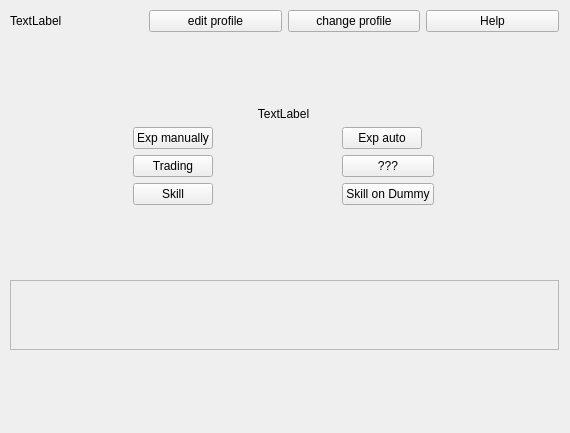
Qt form sources/MainMenu.ui (Groundy/CrackerJack) before a commit.
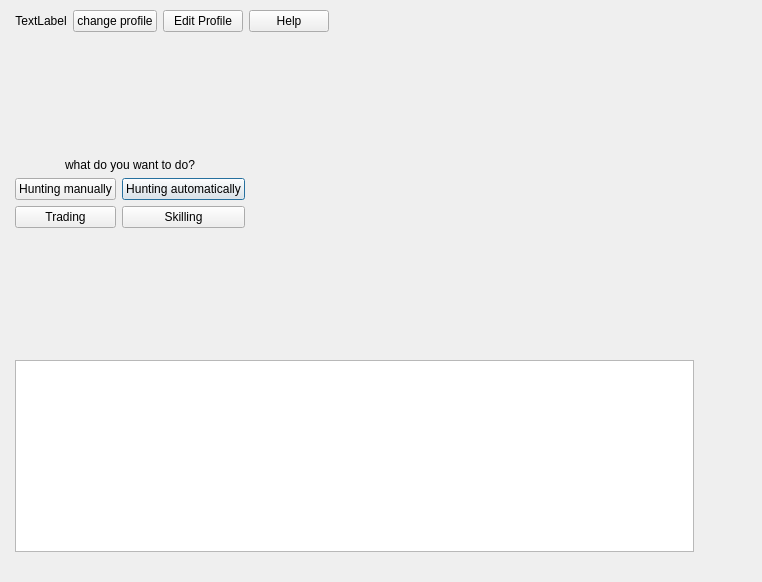
The same form after that commit.

What changed in the file:
```diff
--- a/sources/MainMenu.ui
+++ b/sources/MainMenu.ui
@@ -1,13 +1,13 @@
 <?xml version="1.0" encoding="UTF-8"?>
 <ui version="4.0">
  <class>MainMenu</class>
- <widget class="QWidget" name="MainMenu">
+ <widget class="QDialog" name="MainMenu">
   <property name="geometry">
    <rect>
     <x>0</x>
     <y>0</y>
-    <width>570</width>
-    <height>433</height>
+    <width>762</width>
+    <height>582</height>
    </rect>
   </property>
   <property name="windowTitle">
@@ -18,12 +18,12 @@
     <rect>
      <x>-1</x>
      <y>-1</y>
-     <width>571</width>
-     <height>431</height>
+     <width>711</width>
+     <height>581</height>
     </rect>
    </property>
    <layout class="QGridLayout" name="gridLayout">
-    <item row="4" column="0" colspan="2">
+    <item row="2" column="1" colspan="2">
      <spacer name="verticalSpacer">
       <property name="orientation">
        <enum>Qt::Vertical</enum>
@@ -36,39 +36,160 @@
       </property>
      </spacer>
     </item>
-    <item row="0" column="0" colspan="2">
+    <item row="4" column="1" rowspan="4" colspan="2">
+     <layout class="QGridLayout" name="gridLayout_2">
+      <item row="2" column="2">
+       <widget class="QPushButton" name="huntAutomaticallyButton">
+        <property name="text">
+         <string>Hunting automatically</string>
+        </property>
+       </widget>
+      </item>
+      <item row="3" column="2">
+       <widget class="QPushButton" name="skillingButton">
+        <property name="text">
+         <string>Skilling</string>
+        </property>
+       </widget>
+      </item>
+      <item row="2" column="1">
+       <widget class="QPushButton" name="huntMannuallyButton">
+        <property name="text">
+         <string>Hunting manually</string>
+        </property>
+       </widget>
+      </item>
+      <item row="3" column="1">
+       <widget class="QPushButton" name="tradingButton">
+        <property name="text">
+         <string>Trading</string>
+        </property>
+       </widget>
+      </item>
+     </layout>
+    </item>
+    <item row="3" column="1" colspan="2">
+     <widget class="QLabel" name="infoLabel">
+      <property name="text">
+       <string>what do you want to do?</string>
+      </property>
+      <property name="alignment">
+       <set>Qt::AlignCenter</set>
+      </property>
+     </widget>
+    </item>
+    <item row="1" column="0" rowspan="12">
+     <spacer name="horizontalSpacer_3">
+      <property name="orientation">
+       <enum>Qt::Horizontal</enum>
+      </property>
+      <property name="sizeType">
+       <enum>QSizePolicy::Maximum</enum>
+      </property>
+      <property name="sizeHint" stdset="0">
+       <size>
+        <width>5</width>
+        <height>20</height>
+       </size>
+      </property>
+     </spacer>
+    </item>
+    <item row="2" column="3" rowspan="8">
+     <spacer name="horizontalSpacer">
+      <property name="orientation">
+       <enum>Qt::Horizontal</enum>
+      </property>
+      <property name="sizeHint" stdset="0">
+       <size>
+        <width>40</width>
+        <height>20</height>
+       </size>
+      </property>
+     </spacer>
+    </item>
+    <item row="1" column="1" colspan="3">
      <layout class="QHBoxLayout" name="horizontalLayout">
       <item>
        <widget class="QLabel" name="label">
         <property name="text">
          <string>TextLabel</string>
         </property>
-       </widget>
-      </item>
-      <item>
-       <widget class="QPushButton" name="pushButton">
-        <property name="text">
-         <string>edit profile</string>
+        <property name="alignment">
+         <set>Qt::AlignCenter</set>
         </property>
        </widget>
       </item>
       <item>
-       <widget class="QPushButton" name="pushButton_2">
+       <widget class="QPushButton" name="changeProfileButton">
+        <property name="sizePolicy">
+         <sizepolicy hsizetype="Maximum" vsizetype="Fixed">
+          <horstretch>0</horstretch>
+          <verstretch>0</verstretch>
+         </sizepolicy>
+        </property>
         <property name="text">
          <string>change profile</string>
         </property>
        </widget>
       </item>
       <item>
-       <widget class="QPushButton" name="pushButton_9">
+       <widget class="QPushButton" name="editProfileButton">
+        <property name="sizePolicy">
+         <sizepolicy hsizetype="Maximum" vsizetype="Fixed">
+          <horstretch>0</horstretch>
+          <verstretch>0</verstretch>
+         </sizepolicy>
+        </property>
+        <property name="text">
+         <string>Edit Profile</string>
+        </property>
+       </widget>
+      </item>
+      <item>
+       <widget class="QPushButton" name="helpButton">
+        <property name="sizePolicy">
+         <sizepolicy hsizetype="Maximum" vsizetype="Fixed">
+          <horstretch>0</horstretch>
+          <verstretch>0</verstretch>
+         </sizepolicy>
+        </property>
         <property name="text">
          <string>Help</string>
         </property>
        </widget>
       </item>
+      <item>
+       <spacer name="horizontalSpacer_2">
+        <property name="orientation">
+         <enum>Qt::Horizontal</enum>
+        </property>
+        <property name="sizeHint" stdset="0">
+         <size>
+          <width>40</width>
+          <height>20</height>
+         </size>
+        </property>
+       </spacer>
+      </item>
      </layout>
     </item>
-    <item row="1" column="0" colspan="2">
+    <item row="1" column="4" rowspan="11">
+     <spacer name="horizontalSpacer_4">
+      <property name="orientation">
+       <enum>Qt::Horizontal</enum>
+      </property>
+      <property name="sizeType">
+       <enum>QSizePolicy::Maximum</enum>
+      </property>
+      <property name="sizeHint" stdset="0">
+       <size>
+        <width>5</width>
+        <height>20</height>
+       </size>
+      </property>
+     </spacer>
+    </item>
+    <item row="9" column="1" colspan="2">
      <spacer name="verticalSpacer_2">
       <property name="orientation">
        <enum>Qt::Vertical</enum>
@@ -81,91 +202,30 @@
       </property>
      </spacer>
     </item>
-    <item row="2" column="0" colspan="2">
-     <layout class="QGridLayout" name="gridLayout_4">
-      <item row="1" column="0">
-       <widget class="QPushButton" name="pushButton_6">
-        <property name="sizePolicy">
-         <sizepolicy hsizetype="Fixed" vsizetype="Fixed">
-          <horstretch>0</horstretch>
-          <verstretch>0</verstretch>
-         </sizepolicy>
-        </property>
-        <property name="text">
-         <string>Exp manually</string>
-        </property>
-       </widget>
-      </item>
-      <item row="2" column="0">
-       <widget class="QPushButton" name="pushButton_4">
-        <property name="text">
-         <string>Trading</string>
-        </property>
-       </widget>
-      </item>
-      <item row="1" column="1">
-       <widget class="QPushButton" name="pushButton_5">
-        <property name="sizePolicy">
-         <sizepolicy hsizetype="Fixed" vsizetype="Minimum">
-          <horstretch>0</horstretch>
-          <verstretch>0</verstretch>
-         </sizepolicy>
-        </property>
-        <property name="text">
-         <string>Exp auto</string>
-        </property>
-       </widget>
-      </item>
-      <item row="2" column="1">
-       <widget class="QPushButton" name="pushButton_3">
-        <property name="text">
-         <string>???</string>
-        </property>
-       </widget>
-      </item>
-      <item row="0" column="0" colspan="2">
-       <widget class="QLabel" name="label_2">
-        <property name="text">
-         <string>TextLabel</string>
-        </property>
-        <property name="alignment">
-         <set>Qt::AlignCenter</set>
-        </property>
-       </widget>
-      </item>
-      <item row="3" column="1">
-       <widget class="QPushButton" name="pushButton_7">
-        <property name="text">
-         <string>Skill on Dummy</string>
-        </property>
-       </widget>
-      </item>
-      <item row="3" column="0">
-       <widget class="QPushButton" name="pushButton_8">
-        <property name="text">
-         <string>Skill</string>
-        </property>
-       </widget>
-      </item>
-     </layout>
-    </item>
-    <item row="6" column="0" colspan="2">
-     <spacer name="verticalSpacer_4">
+    <item row="12" column="1" colspan="3">
+     <spacer name="verticalSpacer_3">
       <property name="orientation">
        <enum>Qt::Vertical</enum>
       </property>
+      <property name="sizeType">
+       <enum>QSizePolicy::Maximum</enum>
+      </property>
       <property name="sizeHint" stdset="0">
        <size>
         <width>20</width>
-        <height>40</height>
+        <height>5</height>
        </size>
       </property>
      </spacer>
     </item>
-    <item row="5" column="0" colspan="2">
-     <widget class="QScrollArea" name="scrollArea">
-      <property name="widgetResizable">
-       <bool>true</bool>
+    <item row="10" column="1" colspan="3">
+     <widget class="QTextBrowser" name="textBrowser">
+      <property name="html">
+       <string>&lt;!DOCTYPE HTML PUBLIC &quot;-//W3C//DTD HTML 4.0//EN&quot; &quot;http://www.w3.org/TR/REC-html40/strict.dtd&quot;&gt;
+&lt;html&gt;&lt;head&gt;&lt;meta name=&quot;qrichtext&quot; content=&quot;1&quot; /&gt;&lt;style type=&quot;text/css&quot;&gt;
+p, li { white-space: pre-wrap; }
+&lt;/style&gt;&lt;/head&gt;&lt;body style=&quot; font-family:'MS Shell Dlg 2'; font-size:8.25pt; font-weight:400; font-style:normal;&quot;&gt;
+&lt;p style=&quot;-qt-paragraph-type:empty; margin-top:0px; margin-bottom:0px; margin-left:0px; margin-right:0px; -qt-block-indent:0; text-indent:0px;&quot;&gt;&lt;br /&gt;&lt;/p&gt;&lt;/body&gt;&lt;/html&gt;</string>
       </property>
       <widget class="QWidget" name="scrollAreaWidgetContents">
        <property name="geometry">
```
Left out of the diff: 136 changed lines with no effect on the pictures.
